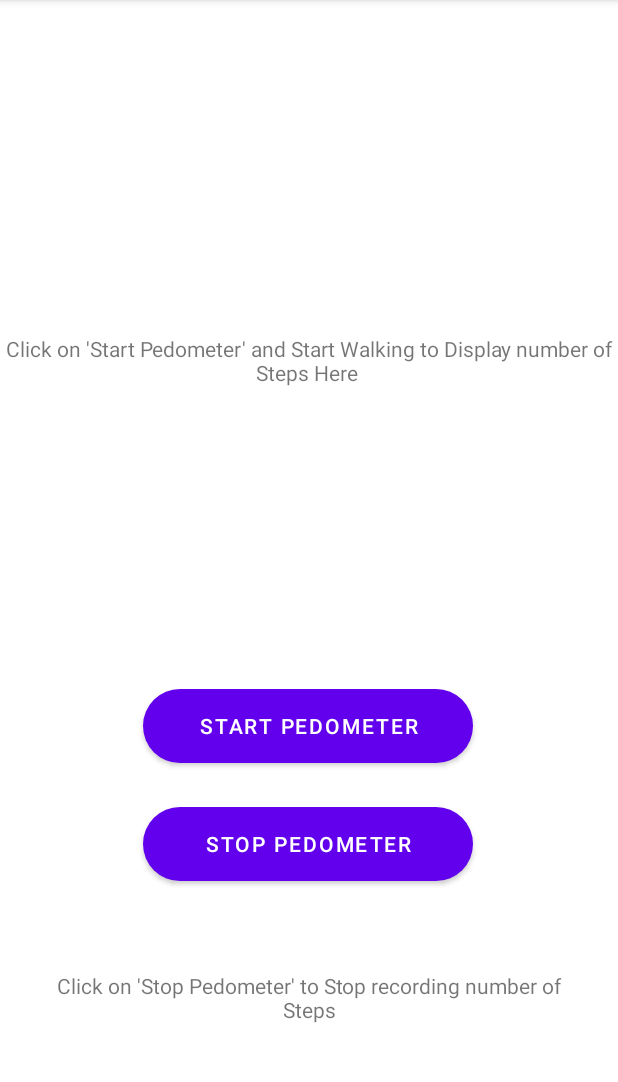
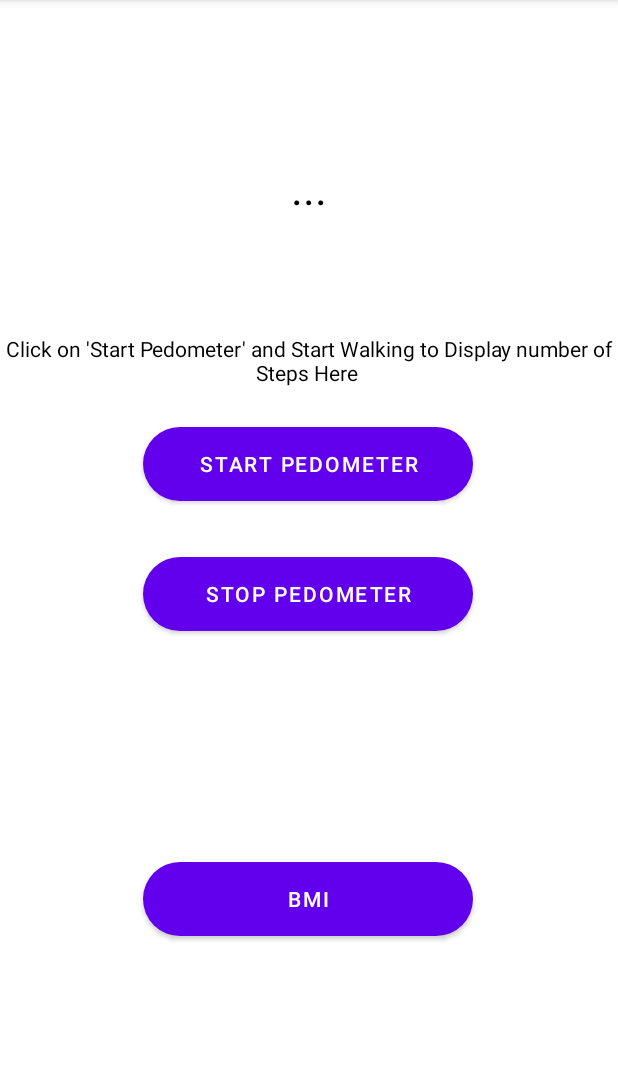
Before and after one commit to tranthuc97/demo2, an Android app: the screen it shows after launch (StepActivity), on a phone screen of 412 x 824 dp, the part 84-1166 px from its top. Run offline under Robolectric (Android 15) with nearby library versions, the light colour scheme and no system bars.

Commit message:
dem so s

```diff
--- a/app/src/main/AndroidManifest.xml
+++ b/app/src/main/AndroidManifest.xml
@@ -34,5 +34,6 @@
 
         </activity>
         <service android:name="StepService"/>
+        <activity android:name=".step2.BMIActivity"/>
     </application>
 </manifest>
--- a/app/src/main/java/com/example/demo2/BaseAct.kt
+++ b/app/src/main/java/com/example/demo2/BaseAct.kt
@@ -105,7 +105,7 @@ abstract class BaseAct<V : ViewBinding> : AppCompatActivity(), OnClickListener,
             }
 
             var trans: FragmentTransaction = supportFragmentManager.beginTransaction()
-                .replace(com.example.demo2.R.id.frFragment, baseFragment, tag)
+                .replace(com.example.demo2.R.id.ln_mainAct, baseFragment, tag)
 
             if (isBacked) {
                 trans.addToBackStack(null)      //trở về màn hình trước đó, true thì có cho phép back
--- a/app/src/main/java/com/example/demo2/step2/StepActivity.kt
+++ b/app/src/main/java/com/example/demo2/step2/StepActivity.kt
@@ -1,22 +1,21 @@
 package com.example.demo2.step2
 
 import android.annotation.SuppressLint
+import android.content.Intent
 import android.content.pm.PackageManager
 import android.hardware.Sensor
 import android.hardware.SensorEvent
 import android.hardware.SensorEventListener
 import android.hardware.SensorManager
-import android.health.connect.TimeRangeFilter
 import android.os.Handler
-import android.os.SystemClock
+import android.text.Editable
+import android.text.TextWatcher
 import android.util.Log
-import androidx.lifecycle.MutableLiveData
+import android.widget.Toast
 import com.example.demo2.BaseAct
 import com.example.demo2.databinding.Activity3Binding
-import java.lang.Thread.sleep
-import java.util.Timer
-import java.util.TimerTask
-import java.util.concurrent.TimeUnit
+import com.example.demo2.databinding.ActivityBmiBinding
+import java.util.*
 
 
 class StepActivity : BaseAct<Activity3Binding>(), SensorEventListener, StepListener {
@@ -32,15 +31,16 @@ class StepActivity : BaseAct<Activity3Binding>(), SensorEventListener, StepListe
     var sensorManager: SensorManager? = null
     var accelerator: Sensor? = null
     var numSteps = 0
-    lateinit var timeReal:Timer
+    var countStep = 0
     var count = 0
-    var countStep:MutableLiveData<Int> = MutableLiveData(0)
+    var countMax = 1
+    var th:Thread? = null
+    var BMI:Float? = null
 
-    lateinit var thread:Thread
 
+    @SuppressLint("SetTextI18n")
     override fun initViews() {
         requestPermission()
-        showFragment3(TimeFragment.TAG, null, false)
 
         // Get an instance of the SensorManager
         sensorManager = getSystemService(SENSOR_SERVICE) as SensorManager
@@ -48,21 +48,59 @@ class StepActivity : BaseAct<Activity3Binding>(), SensorEventListener, StepListe
         stepDetector = StepDetector()
         stepDetector!!.registerListener(this)
 
-
-
         binding!!.btnStart.setOnClickListener {
-            //numSteps = 0
             sensorManager!!.registerListener(
                 this, accelerator,
                 SensorManager.SENSOR_DELAY_FASTEST
             )
-            //startTime()
 
         }
 
         binding!!.btnStop.setOnClickListener {
             sensorManager!!.unregisterListener(this)
         }
+
+        binding!!.btnToBMI.setOnClickListener{
+            var intent = Intent(this, BMIActivity()::class.java)
+            startActivity(intent)
+        }
+
+
+        //time.scheduleAtFixedRate(object : TimerTask() {
+        //            override fun run() {
+        //                binding!!.tvTime.text = "$count"
+        //                count++
+        //            }
+        //        }, 1000, 1000)
+        countMax++
+        if (th == null || !th!!.isAlive) {
+                    th = Thread {
+                        for (i in count..countMax) {
+                            Thread.sleep(800)
+                            runOnUiThread {
+                                kotlin.run {
+                                   binding!!.tvTime.text = "time: ${(i-2).toString()}"
+                                    count = i
+                                    countMax = count+1
+                                }
+                            }
+                        }
+                    }
+                    th!!.isDaemon = true
+                    th!!.start()
+                }
+
+        if(countStep != numSteps) {
+            countStep = numSteps
+            Log.i(TAG, "time1 chạy")
+
+        }
+        Handler().postDelayed({
+            if(countStep == numSteps){
+                Log.i(TAG, "time1 dừng")
+                countMax = count
+            }
+        },5000)
 
     }
 
@@ -96,11 +134,10 @@ class StepActivity : BaseAct<Activity3Binding>(), SensorEventListener, StepListe
     override fun step(timeNs: Long) {
         numSteps++
         binding!!.tvSteps.text = "Number of Steps: $numSteps"
-        countStep.value = numSteps
         //binding!!.tvTime.text = (timeNs / 1000000000L).toString()
         //
         //binding!!.tvTime.text = ((System.currentTimeMillis() + ((timeNs-SystemClock.elapsedRealtimeNanos())/1000000L))/1000L).toString()
-        //initViews()
+        initViews()
+    }
 
-    }
 }
--- a/app/src/main/java/com/example/demo2/step2/TimeFragment.kt
+++ /dev/null
@@ -1,32 +0,0 @@
-package com.example.demo2.step2
-
-import android.os.Handler
-import android.util.Log
-import com.example.demo2.BaseFragment
-import com.example.demo2.databinding.FragmentTimeBinding
-
-class TimeFragment : BaseFragment<FragmentTimeBinding>() {
-    override fun initViewBinding(): FragmentTimeBinding {
-        return FragmentTimeBinding.inflate(layoutInflater)
-    }
-
-    companion object {
-        var TAG = TimeFragment::class.java.name
-    }
-     var actStep = StepActivity()
-
-    var count = 0
-
-    override fun initViews() {
-        Handler().postDelayed({
-            actStep.countStep.observe(this){
-                if(count != it){
-                    count = it
-                    Log.i(TAG, "time1 run")
-                }else{
-                    Log.i(TAG, "time1 stop")
-                }
-            }
-        }, 2000)
-    }
-}
--- a/app/src/main/res/layout/activity3.xml
+++ b/app/src/main/res/layout/activity3.xml
@@ -1,18 +1,23 @@
 <?xml version="1.0" encoding="utf-8"?>
 <androidx.constraintlayout.widget.ConstraintLayout xmlns:android="http://schemas.android.com/apk/res/android"
     xmlns:app="http://schemas.android.com/apk/res-auto"
+    xmlns:tools="http://schemas.android.com/tools"
     android:orientation="vertical"
     android:gravity="center"
     android:layout_width="match_parent"
     android:layout_height="match_parent">
 
-    <FrameLayout
-        android:id="@+id/frFragment"
+    <TextView
+        android:id="@+id/tvTime"
         android:layout_width="match_parent"
         android:layout_height="50dp"
         android:drawablePadding="4dp"
         app:layout_constraintBottom_toBottomOf="parent"
         android:textAlignment="center"
+        android:text="..."
+        android:textSize="30sp"
+        android:textColor="@color/black"
+        android:gravity="center"
         android:layout_marginTop="100dp"
         app:layout_constraintEnd_toEndOf="parent"
         app:layout_constraintHorizontal_bias="0.495"
@@ -30,6 +35,7 @@
         app:layout_constraintBottom_toBottomOf="parent"
         android:textAlignment="center"
         app:layout_constraintEnd_toEndOf="parent"
+        android:textColor="@color/black"
         app:layout_constraintHorizontal_bias="0.495"
         app:layout_constraintStart_toStartOf="parent"
         app:layout_constraintTop_toTopOf="parent"
@@ -46,9 +52,9 @@
         app:layout_constraintBottom_toBottomOf="parent"
         app:layout_constraintEnd_toEndOf="parent"
         app:layout_constraintHorizontal_bias="0.497"
+        android:layout_marginBottom="150dp"
         app:layout_constraintStart_toStartOf="parent"
-        app:layout_constraintTop_toTopOf="parent"
-        app:layout_constraintVertical_bias="0.639" />
+        app:layout_constraintTop_toTopOf="parent" />
 
     <Button
         android:id="@+id/btn_stop"
@@ -58,22 +64,27 @@
         android:text="Stop Pedometer"
         app:layout_constraintBottom_toBottomOf="parent"
         app:layout_constraintEnd_toEndOf="parent"
+        android:layout_marginBottom="100dp"
         app:layout_constraintHorizontal_bias="0.497"
         app:layout_constraintStart_toStartOf="parent"
         app:layout_constraintTop_toTopOf="parent"
-        app:layout_constraintVertical_bias="0.749" />
+        app:layout_constraintVertical_bias="0.6" />
 
-    <TextView
-        android:id="@+id/tv_steps2"
-        android:layout_width="341dp"
-        android:layout_height="42dp"
-        android:drawablePadding="4dp"
-        android:text="Click on 'Stop Pedometer' to Stop recording number of Steps"
-        android:textAlignment="center"
+    <Button
+        android:id="@+id/btn_toBMI"
+        android:layout_width="220dp"
+        android:layout_height="49dp"
+        android:background="@drawable/stop"
+        android:text="BMI"
         app:layout_constraintBottom_toBottomOf="parent"
         app:layout_constraintEnd_toEndOf="parent"
+        android:backgroundTint="@color/purple_200"
+        app:layout_constraintHorizontal_bias="0.497"
         app:layout_constraintStart_toStartOf="parent"
         app:layout_constraintTop_toTopOf="parent"
-        app:layout_constraintVertical_bias="0.892" />
+        app:layout_constraintVertical_bias="0.8" />
+
+
+
 
 </androidx.constraintlayout.widget.ConstraintLayout>
--- a/build.gradle
+++ b/build.gradle
@@ -1,6 +1,6 @@
 // Top-level build file where you can add configuration options common to all sub-projects/modules.
 plugins {
-    id 'com.android.application' version '8.0.0' apply false
-    id 'com.android.library' version '8.0.0' apply false
+    id 'com.android.application' version '7.4.2' apply false
+    id 'com.android.library' version '7.4.2' apply false
     id 'org.jetbrains.kotlin.android' version '1.9.0' apply false
 }
```
Also changed, not shown: app/src/main/java/com/example/demo2/step2/BMIActivity.kt (added, +20 -0 lines), app/src/main/java/com/example/demo2/step2/DateHelper.kt (added, +76 -0 lines), app/src/main/res/layout/activity_bmi.xml (added, +56 -0 lines).
